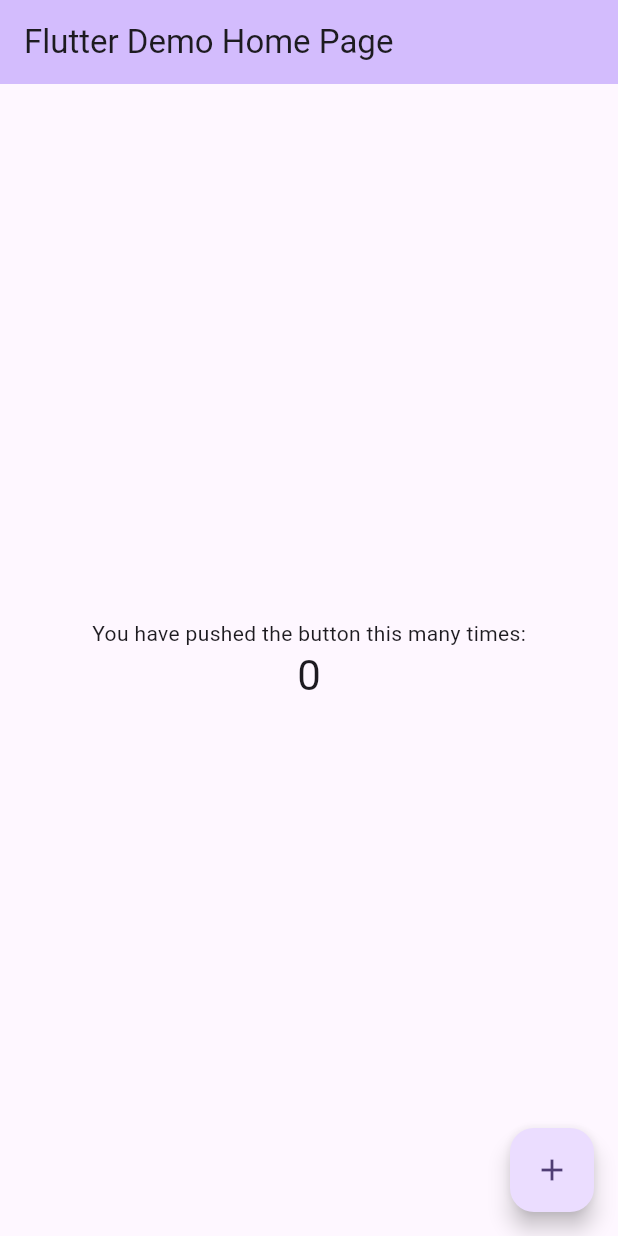
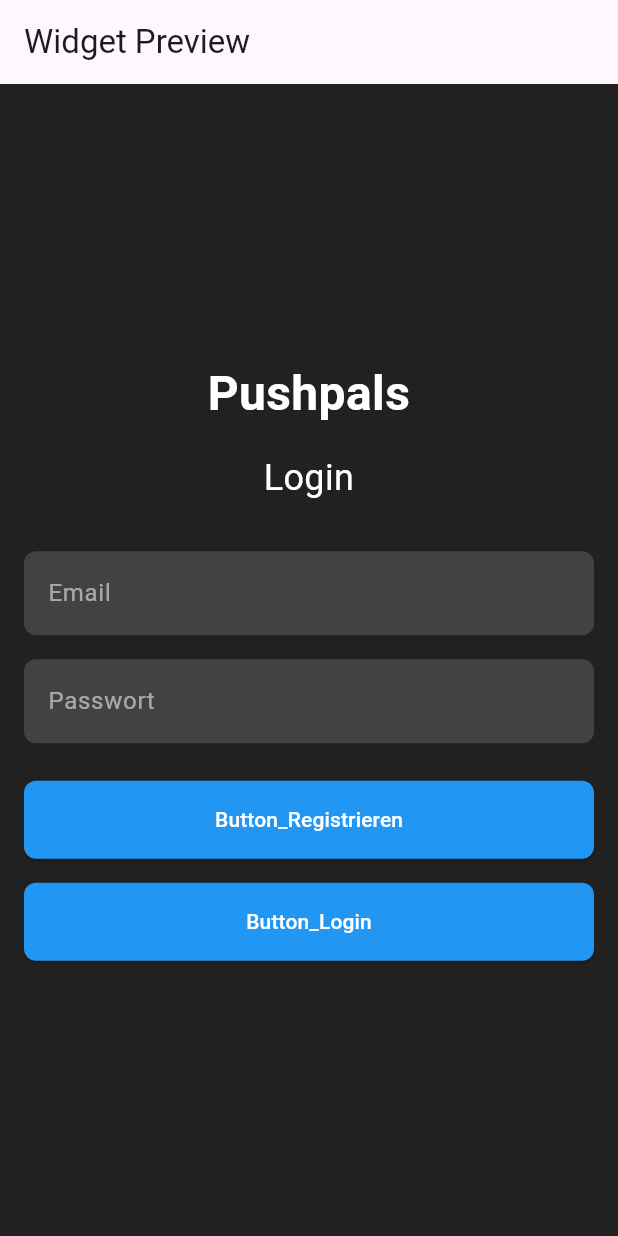
Before and after one commit to Pazflow/PushPals, a Flutter app: the screen it shows after launch, on a phone screen of 412 x 824 dp. Run offline on Flutter 3.47's test engine with Material 3 defaults, Android fonts, the phone set to English and light mode, and no system bars.

Commit message:
Login_Widget erstellt, rein nur Darstellung. die main.dart so umgeschrieben das diese als Vorschau für die widgets dienen kann

```diff
--- a/pushpals/lib/main.dart
+++ b/pushpals/lib/main.dart
@@ -1,4 +1,5 @@
 import 'package:flutter/material.dart';
+import 'package:pushpals/widgets/login_widget.dart';
 
 void main() {
   runApp(const MyApp());
@@ -11,29 +12,35 @@
   @override
   Widget build(BuildContext context) {
     return MaterialApp(
-      title: 'Flutter Demo',
+      title: 'Widget Preview',
       theme: ThemeData(
-        // This is the theme of your application.
-        //
-        // TRY THIS: Try running your application with "flutter run". You'll see
-        // the application has a purple toolbar. Then, without quitting the app,
-        // try changing the seedColor in the colorScheme below to Colors.green
-        // and then invoke "hot reload" (save your changes or press the "hot
-        // reload" button in a Flutter-supported IDE, or press "r" if you used
-        // the command line to start the app).
-        //
-        // Notice that the counter didn't reset back to zero; the application
-        // state is not lost during the reload. To reset the state, use hot
-        // restart instead.
-        //
-        // This works for code too, not just values: Most code changes can be
-        // tested with just a hot reload.
         colorScheme: ColorScheme.fromSeed(seedColor: Colors.deepPurple),
       ),
-      home: const MyHomePage(title: 'Flutter Demo Home Page'),
+      home: const WidgetPreview(),
     );
   }
 }
+
+class WidgetPreview extends StatelessWidget {
+  const WidgetPreview({super.key});
+
+  // Hier wird das Widget ausgewählt
+  final Widget widgetToShow = const LoginWidget();
+
+  @override
+  Widget build(BuildContext context) {
+    return Scaffold(
+      appBar: AppBar(
+        title: const Text('Widget Preview'),
+      ),
+      body: Center(
+        child: widgetToShow,
+      ),
+    );
+  }
+}
+
+
 
 class MyHomePage extends StatefulWidget {
   const MyHomePage({super.key, required this.title});
--- /dev/null
+++ b/pushpals/lib/widgets/login_widget.dart
@@ -0,0 +1,90 @@
+import 'package:flutter/material.dart';
+
+class LoginWidget extends StatelessWidget {
+  const LoginWidget({super.key});
+
+  @override
+  Widget build(BuildContext context) {
+    return Scaffold(
+      backgroundColor: Color(0xFF212121),
+      body: Padding(
+        padding: EdgeInsets.all(16.0),
+        child: Column(
+          mainAxisAlignment: MainAxisAlignment.center,
+          crossAxisAlignment: CrossAxisAlignment.stretch,
+          children: [
+            Text(
+              'Pushpals',
+              textAlign: TextAlign.center,
+              style: TextStyle(
+                color: Colors.white,
+                fontSize: 32,
+                fontWeight: FontWeight.bold,
+              ),
+            ),
+            SizedBox(height: 16),
+            Text(
+              'Login',
+              textAlign: TextAlign.center,
+              style: TextStyle(color: Color(0xFFFFFFFF), fontSize: 24),
+            ),
+            SizedBox(height: 32),
+            TextField(
+              decoration: InputDecoration(
+                hintText: 'Email',
+                hintStyle: TextStyle(color: const Color(0x89FFFFFF)),
+                filled: true,
+                fillColor: const Color(0xFF424242),
+                border: OutlineInputBorder(
+                  borderRadius: BorderRadius.circular(8),
+                  borderSide: BorderSide.none,
+                ),
+              ),
+              style: TextStyle(color: const Color(0xFFFFFFFF)),
+            ),
+            SizedBox(height: 16),
+            TextField(
+              decoration: InputDecoration(
+                hintText: 'Passwort',
+                hintStyle: TextStyle(color: const Color(0x89FFFFFF)),
+                filled: true,
+                fillColor: const Color(0xFF424242),
+                border: OutlineInputBorder(
+                  borderRadius: BorderRadius.circular(8),
+                  borderSide: BorderSide.none,
+                ),
+              ),
+              style: TextStyle(color: const Color(0xFFFFFFFF)),
+            ),
+            SizedBox(height: 25),
+            ElevatedButton(
+              onPressed: (){},
+              style: ElevatedButton.styleFrom(
+                backgroundColor: const Color(0xFF2196F3),
+                foregroundColor: const Color(0xFFFFFFFF),
+                padding: EdgeInsets.symmetric(vertical: 16),
+                shape: RoundedRectangleBorder(
+                  borderRadius: BorderRadius.circular(8),
+                ),
+              ),
+              child: const Text('Button_Registrieren'),
+            ),
+            SizedBox(height: 16),
+            ElevatedButton(
+              onPressed: (){},
+              style: ElevatedButton.styleFrom(
+                backgroundColor: const Color(0xFF2196F3),
+                foregroundColor: const Color(0xFFFFFFFF),
+                padding: EdgeInsets.symmetric(vertical: 16),
+                shape: RoundedRectangleBorder(
+                  borderRadius: BorderRadius.circular(8),
+                ),
+              ),
+              child: const Text('Button_Login'),
+            ),
+          ],
+        ),
+      ),
+    );
+  }
+}
```
